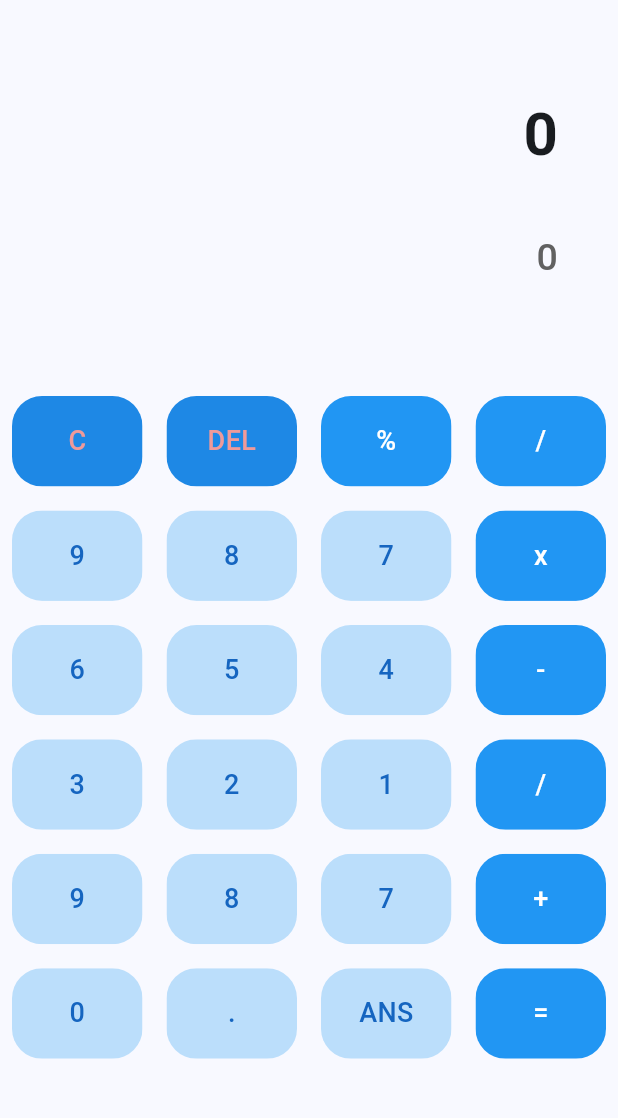
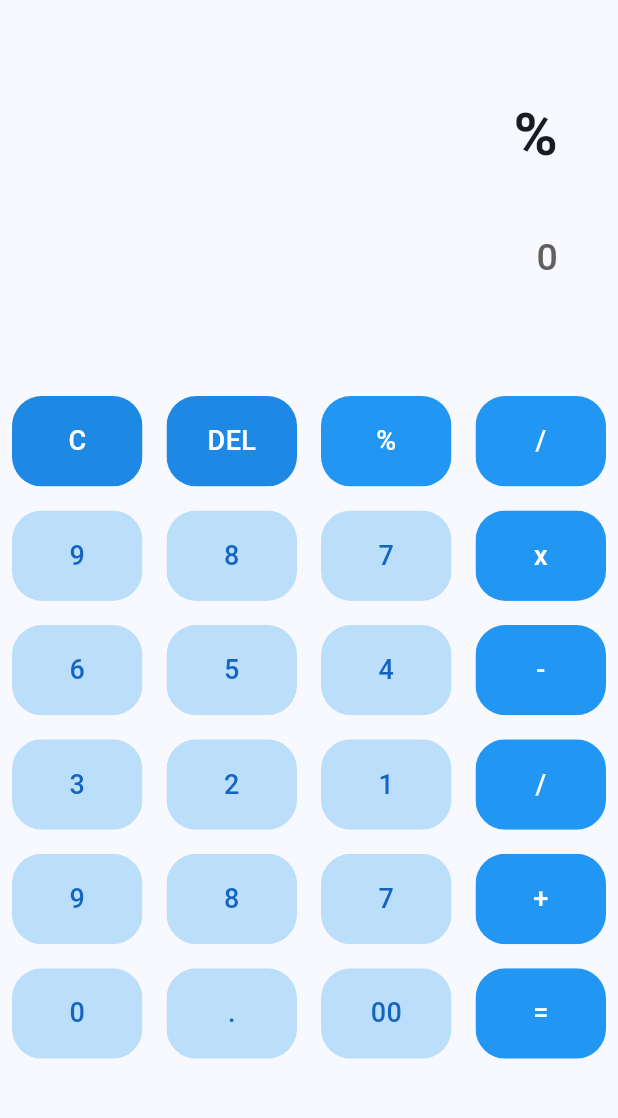
Before and after one commit to Mahendran-Murugan/Calculator-App-Flutter, a Flutter app: the screen it shows after launch, after a tap on an icon or button, on a phone screen of 412 x 824 dp, the part 84-1202 px from its top. Run offline on Flutter 3.47's test engine with Material 3 defaults, Android fonts, the phone set to English and light mode, and no system bars; our stand-ins replace math_expressions.

Commit message:
feat: complete the project

```diff
--- a/lib/utils/operator_check.dart
+++ b/lib/utils/operator_check.dart
@@ -4,8 +4,7 @@ bool isOperator(String ele) {
       ele == '-' ||
       ele == 'x' ||
       ele == '*' ||
-      ele == '/' ||
-      ele == '=') {
+      ele == '/') {
     return true;
   }
   return false;
--- a/lib/views/calculatorview.dart
+++ b/lib/views/calculatorview.dart
@@ -1,8 +1,7 @@
 import 'package:calculator/utils/custom_button.dart';
 import 'package:calculator/utils/operator_check.dart';
-import 'package:flutter/cupertino.dart';
 import 'package:flutter/material.dart';
-import 'package:flutter/widgets.dart';
+import 'package:calculator/utils/equal_check.dart';
 
 class CalculatorView extends StatefulWidget {
   const CalculatorView({super.key});
@@ -17,12 +16,10 @@ class _CalculatorViewState extends State<CalculatorView> {
 
   void getUserInput(int index) {
     setState(() {
-      if (!isOperator(buttons[index])) {
-        if (question[0] == '0' && question.length == 1) {
-          question = buttons[index];
-        } else {
-          question += buttons[index];
-        }
+      if (question[0] == '0' && question.length == 1) {
+        question = buttons[index];
+      } else {
+        question += buttons[index];
       }
     });
   }
@@ -50,7 +47,7 @@ class _CalculatorViewState extends State<CalculatorView> {
     '+',
     '0',
     '.',
-    "ANS",
+    "00",
     '=',
   ];
   @override
@@ -134,18 +131,30 @@ class _CalculatorViewState extends State<CalculatorView> {
                     },
                     btnText: buttons[index],
                     color: Colors.blue[600]!,
-                    textColor: Colors.red[200]!,
+                    textColor: Colors.white,
                   );
                 } else if (index == 1) {
                   return CustomButton(
                     buttonTapped: () => {
                       setState(() {
                         question = '0';
+                        answer = '0';
                       })
                     },
                     btnText: buttons[index],
                     color: Colors.blue[600]!,
-                    textColor: Colors.red[200]!,
+                    textColor: Colors.white,
+                  );
+                } else if (index == buttons.length - 1) {
+                  return CustomButton(
+                    buttonTapped: () => {
+                      setState(() {
+                        answer = equalCheck(question);
+                      })
+                    },
+                    btnText: buttons[index],
+                    color: Colors.blue,
+                    textColor: Colors.white,
                   );
                 }
                 return CustomButton(
```
Also changed, not shown: lib/utils/equal_check.dart (added, +10 -0 lines).
